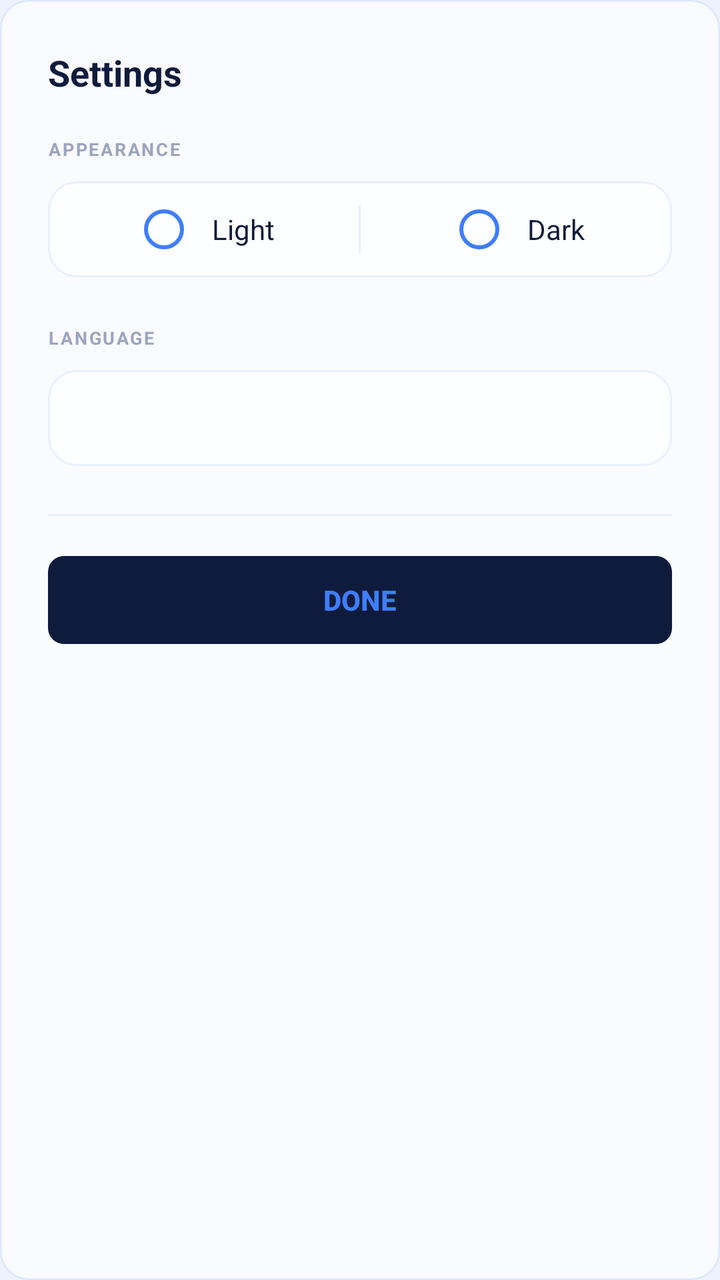
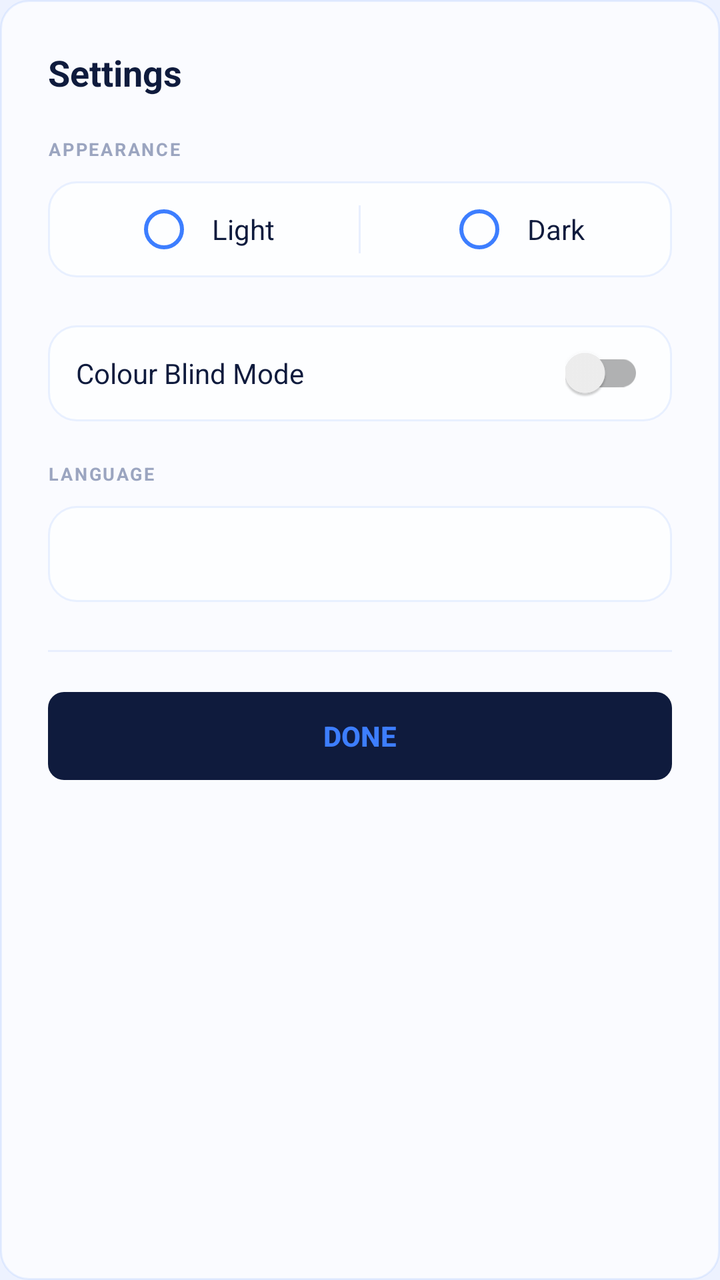

Before-and-after screenshots of an Android layout around one commit, followed by the original layout XML and the change that was made.
<!-- AndroidManifest.xml: application theme Theme.MDP_14 -->
<!-- res/layout/dialog_settings.xml -->
<?xml version="1.0" encoding="utf-8"?>
<LinearLayout xmlns:android="http://schemas.android.com/apk/res/android"
    android:layout_width="match_parent"
    android:layout_height="wrap_content"
    android:orientation="vertical"
    android:padding="24dp"
    android:background="@drawable/bg_card_lg">

    
    <TextView
        android:layout_width="wrap_content"
        android:layout_height="wrap_content"
        android:text="@string/settings_label"
        android:textSize="18sp"
        android:textStyle="bold"
        android:textColor="@color/ink"
        android:layout_marginBottom="20dp"/>

    
    <TextView
        android:layout_width="wrap_content"
        android:layout_height="wrap_content"
        android:text="@string/settings_appearance_label"
        android:textSize="9sp"
        android:textStyle="bold"
        android:textColor="@color/ink_soft"
        android:letterSpacing="0.1"
        android:textAllCaps="true"
        android:layout_marginBottom="10dp"/>

    
    <LinearLayout
        android:layout_width="match_parent"
        android:layout_height="48dp"
        android:orientation="horizontal"
        android:background="@drawable/bg_card_lg"
        android:gravity="center_vertical"
        android:layout_marginBottom="24dp"
        android:elevation="1dp">

        
        <LinearLayout
            android:id="@+id/optionLight"
            android:layout_width="0dp"
            android:layout_height="match_parent"
            android:layout_weight="1"
            android:orientation="horizontal"
            android:gravity="center"
            android:paddingStart="14dp"
            android:paddingEnd="14dp">

            <RadioButton
                android:id="@+id/radioLight"
                android:layout_width="wrap_content"
                android:layout_height="wrap_content"
                android:buttonTint="@color/sky"
                android:clickable="false"
                android:focusable="false"
                android:layout_marginEnd="8dp"/>

            <TextView
                android:layout_width="wrap_content"
                android:layout_height="wrap_content"
                android:text="@string/settings_appearance_light"
                android:textSize="14sp"
                android:textColor="@color/ink"/>
        </LinearLayout>

        
        <View
            android:layout_width="1dp"
            android:layout_height="24dp"
            android:background="@color/bg_inset"/>

        
        <LinearLayout
            android:id="@+id/optionDark"
            android:layout_width="0dp"
            android:layout_height="match_parent"
            android:layout_weight="1"
            android:orientation="horizontal"
            android:gravity="center"
            android:paddingStart="14dp"
            android:paddingEnd="14dp">

            <RadioButton
                android:id="@+id/radioDark"
                android:layout_width="wrap_content"
                android:layout_height="wrap_content"
                android:buttonTint="@color/sky"
                android:clickable="false"
                android:focusable="false"
                android:layout_marginEnd="8dp"/>

            <TextView
                android:layout_width="wrap_content"
                android:layout_height="wrap_content"
                android:text="@string/settings_appearance_dark"
                android:textSize="14sp"
                android:textColor="@color/ink"/>
        </LinearLayout>

    </LinearLayout>

    
    <TextView
        android:layout_width="wrap_content"
        android:layout_height="wrap_content"
        android:text="@string/settings_language_label"
        android:textSize="9sp"
        android:textStyle="bold"
        android:textColor="@color/ink_soft"
        android:letterSpacing="0.1"
        android:textAllCaps="true"
        android:layout_marginBottom="10dp"/>

    
    <Spinner
        android:id="@+id/languageSpinner"
        android:layout_width="match_parent"
        android:layout_height="48dp"
        android:background="@drawable/bg_card_lg"
        android:paddingStart="14dp"
        android:paddingEnd="14dp"
        android:layout_marginBottom="24dp"
        android:elevation="1dp"
        android:spinnerMode="dropdown"/>

    
    <View
        android:layout_width="match_parent"
        android:layout_height="1dp"
        android:background="@color/bg_inset"
        android:layout_marginBottom="20dp"/>

    
    <Button
        android:id="@+id/btnCloseSettings"
        android:layout_width="match_parent"
        android:layout_height="44dp"
        android:text="@string/btn_done"
        android:textColor="@color/sky"
        android:textSize="14sp"
        android:textStyle="bold"
        android:background="@drawable/bg_action_black"
        android:stateListAnimator="@null"/>

</LinearLayout>
<!-- resources referenced by this layout -->
<resources>
  <color name="bg_inset">#E8EFFE</color>
  <color name="ink">#0F1B3D</color>
  <color name="ink_soft">#9BA5C0</color>
  <color name="sky">#3D7EFF</color>
  <!-- drawable bg_action_black (drawable) -->
  <?xml version="1.0" encoding="utf-8"?>
  <shape xmlns:android="http://schemas.android.com/apk/res/android">
      <solid android:color="@color/ink"/>
      <corners android:radius="8dp"/>
  </shape>
  <!-- drawable bg_card_lg (drawable) -->
  <?xml version="1.0" encoding="utf-8"?>
  <shape xmlns:android="http://schemas.android.com/apk/res/android">
      <solid android:color="@color/bg_glass"/>
      <corners android:radius="14dp"/>
      <stroke android:width="1dp" android:color="@color/bg_glass_stroke"/>
  </shape>
  <string name="btn_done">done</string>
  <string name="settings_appearance_dark">Dark</string>
  <string name="settings_appearance_label">Appearance</string>
  <string name="settings_appearance_light">Light</string>
  <string name="settings_label">Settings</string>
  <string name="settings_language_label">Language</string>
  <style name="Theme.MDP_14" parent="Theme.AppCompat.Light.DarkActionBar">
          
          <item name="colorPrimary">#0F1B3D</item>
          <item name="colorPrimaryDark">#080F24</item>
          <item name="colorAccent">#3D7EFF</item>
  
          
          <item name="android:windowBackground">#EDF2FF</item>
  
          
          <item name="android:statusBarColor">#080F24</item>
      </style>
  <color name="bg_glass">#B8FFFFFF</color>
  <color name="bg_glass_stroke">#1A3D7EFF</color>
</resources>

<!-- the commit's change to res/layout/dialog_settings.xml (unified diff, before → after) -->
@@ -103,6 +103,35 @@
     </LinearLayout>
 
     
+    <LinearLayout
+        android:layout_width="match_parent"
+        android:layout_height="48dp"
+        android:orientation="horizontal"
+        android:background="@drawable/bg_card_lg"
+        android:gravity="center_vertical"
+        android:paddingStart="14dp"
+        android:paddingEnd="14dp"
+        android:layout_marginBottom="20dp"
+        android:elevation="1dp">
+
+        <TextView
+            android:layout_width="0dp"
+            android:layout_height="wrap_content"
+            android:layout_weight="1"
+            android:text="Colour Blind Mode"
+            android:textSize="14sp"
+            android:textColor="@color/ink"/>
+
+        <androidx.appcompat.widget.SwitchCompat
+            android:id="@+id/colourBlindSwitch"
+            android:layout_width="wrap_content"
+            android:layout_height="wrap_content"
+            android:thumbTint="@color/sky"
+            android:trackTint="@color/sky_soft"/>
+
+    </LinearLayout>
+
+    
     <TextView
         android:layout_width="wrap_content"
         android:layout_height="wrap_content"
<!-- resource entries referenced after the edit -->
@@ -4,6 +4,7 @@
   <color name="ink">#0F1B3D</color>
   <color name="ink_soft">#9BA5C0</color>
   <color name="sky">#3D7EFF</color>
+  <color name="sky_soft">#1A3D7EFF</color>
   <!-- drawable bg_action_black (drawable) -->
   <?xml version="1.0" encoding="utf-8"?>
   <shape xmlns:android="http://schemas.android.com/apk/res/android">
